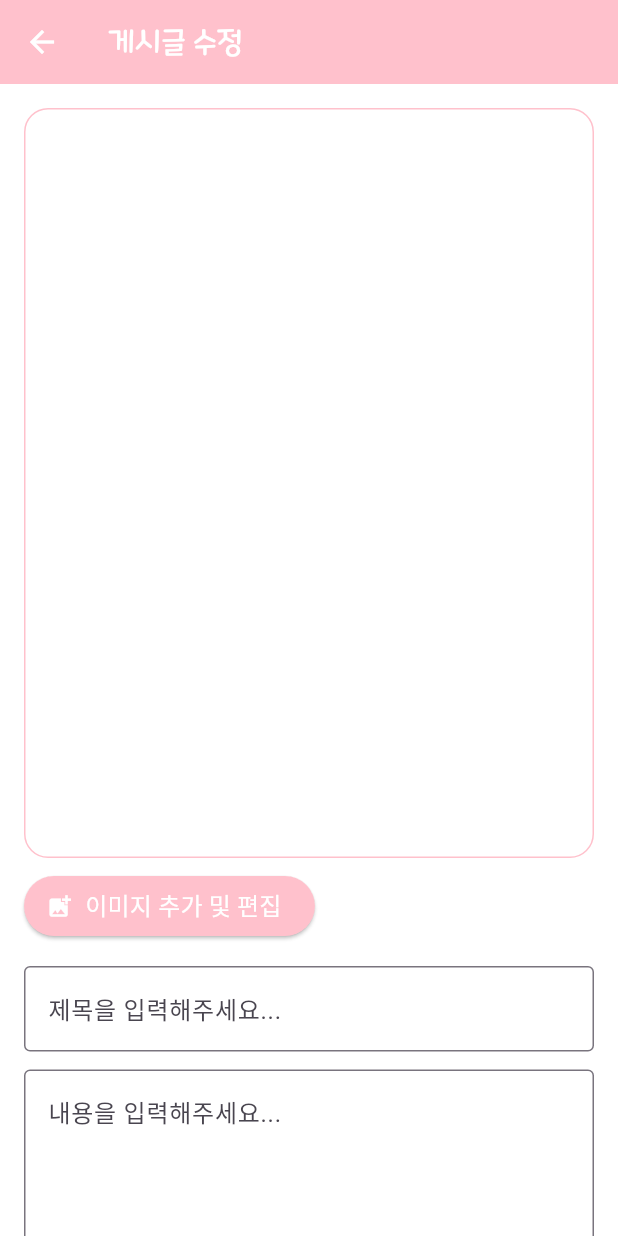
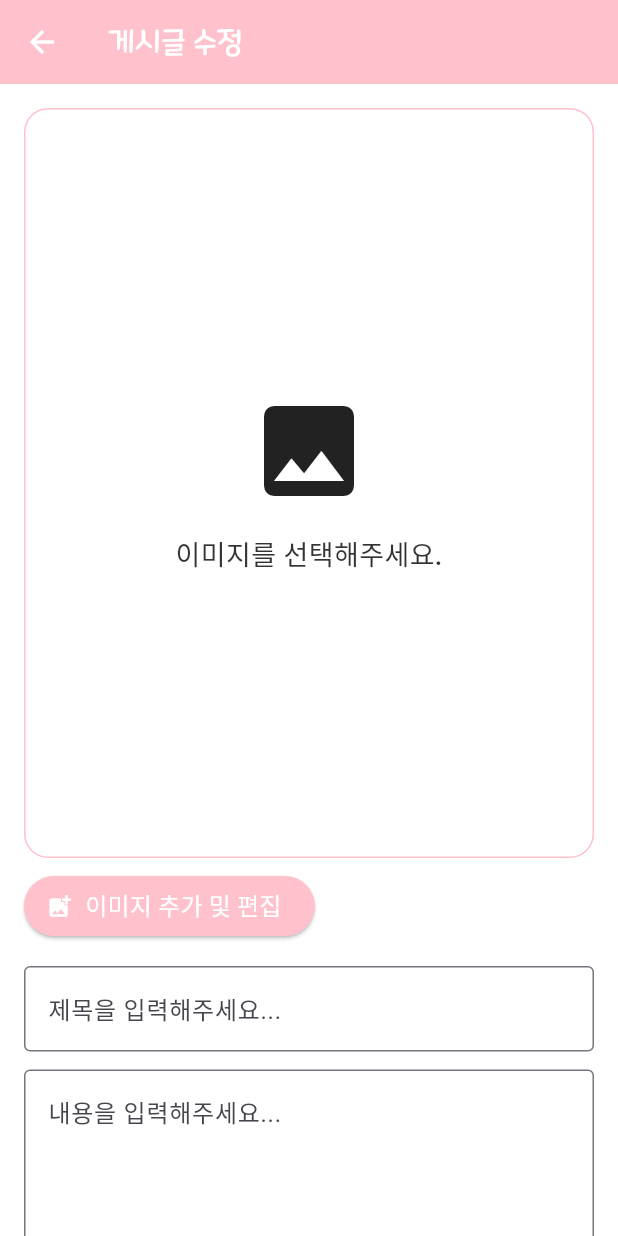
Before and after one commit to suikari/Wearly, a Flutter app: the EditPostPage screen opened directly with empty values, on a phone screen of 412 x 824 dp. Run offline on Flutter 3.47's test engine with Material 3 defaults, Android fonts, the phone set to English and light mode, and no system bars; our stand-ins replace app_links, cloud_firestore, file_picker, firebase_auth, firebase_core, firebase_storage and 12 more; missing offline and left inert: android_intent_plus, firebase_app_check, image_editor_plus, kakao_flutter_sdk_user, naver_login_sdk; accounts and stored records are empty; generated files the repository leaves out were written again; Roboto replaces fonts that are missing (IM_Hyemin).

Commit message:
2025-06-27 중간커밋 / 글 수정 버튼 밀리는거 해결

```diff
--- a/lib/main/edit_post_page.dart
+++ b/lib/main/edit_post_page.dart
@@ -272,7 +272,8 @@ class _EditPostPageState extends State<EditPostPage> {
 
     final allImagesCount = existingImageUrls.length + selectedImages.length;
 
-    return Scaffold(
+    return SafeArea(
+      child: Scaffold(
         appBar: AppBar(title: const Text('게시글 수정')),
         body: SingleChildScrollView(
           padding: const EdgeInsets.all(16),
@@ -299,15 +300,16 @@ class _EditPostPageState extends State<EditPostPage> {
                                 Icons.image,
                                 size: 80,
                                 color: themeProvider.colorTheme != ColorTheme.blackTheme
-                                  ? Colors.white
-                                  : null,                            ),
+                                    ? null
+                                    : Colors.white,                            ),
                               SizedBox(height: 16),
                               Text(
                                 '이미지를 선택해주세요.',
                                 style: TextStyle(
                                   color: themeProvider.colorTheme != ColorTheme.blackTheme
-                                    ? Colors.white
-                                    : null,                                fontSize: 18,
+                                      ? null
+                                      : Colors.white,
+                                  fontSize: 18,
                                   fontWeight: FontWeight.w500,
                                 ),
                               ),
@@ -731,6 +733,7 @@ class _EditPostPageState extends State<EditPostPage> {
             ],
           ),
         ),
+      ),
     );
   }
 
--- a/lib/main/widget/settings_page.dart
+++ b/lib/main/widget/settings_page.dart
@@ -2,6 +2,7 @@ import 'package:flutter/material.dart';
 import 'package:provider/provider.dart';
 import 'package:shared_preferences/shared_preferences.dart';
 import 'package:w2wproject/common/custom_app_bar.dart';
+import 'package:w2wproject/main.dart';
 import '../../home_page.dart';
 import '../../login_page.dart';
 import '../../page/notification_page.dart';
```
Also changed, not shown: lib/main/write_post_page.dart (+4 -4 lines). Lines whose indentation alone changed are shown as unchanged.
